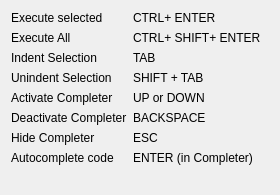
paulwinex/pw_MultiScriptEditor, file pw_multiScriptEditor/widgets/shortcuts.ui: the form before one commit.
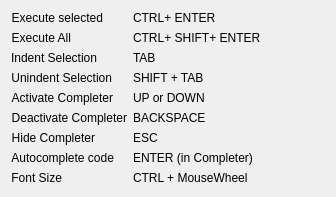
The form after the commit.

Commit message: Edit shortcut list

```diff
--- a/pw_multiScriptEditor/widgets/shortcuts.ui
+++ b/pw_multiScriptEditor/widgets/shortcuts.ui
@@ -6,8 +6,8 @@
    <rect>
     <x>0</x>
     <y>0</y>
-    <width>280</width>
-    <height>195</height>
+    <width>336</width>
+    <height>197</height>
    </rect>
   </property>
   <property name="windowTitle">
@@ -21,6 +21,9 @@
        <property name="text">
         <string>Execute selected</string>
        </property>
+       <property name="alignment">
+        <set>Qt::AlignRight|Qt::AlignTrailing|Qt::AlignVCenter</set>
+       </property>
       </widget>
      </item>
      <item row="0" column="1">
@@ -49,6 +52,9 @@
        <property name="text">
         <string>Unindent Selection</string>
        </property>
+       <property name="alignment">
+        <set>Qt::AlignRight|Qt::AlignTrailing|Qt::AlignVCenter</set>
+       </property>
       </widget>
      </item>
      <item row="3" column="1">
@@ -63,6 +69,9 @@
        <property name="text">
         <string>Activate Completer</string>
        </property>
+       <property name="alignment">
+        <set>Qt::AlignRight|Qt::AlignTrailing|Qt::AlignVCenter</set>
+       </property>
       </widget>
      </item>
      <item row="4" column="1">
@@ -77,6 +86,9 @@
        <property name="text">
         <string>Hide Completer</string>
        </property>
+       <property name="alignment">
+        <set>Qt::AlignRight|Qt::AlignTrailing|Qt::AlignVCenter</set>
+       </property>
       </widget>
      </item>
      <item row="6" column="1">
@@ -91,6 +103,9 @@
        <property name="text">
         <string>Deactivate Completer</string>
        </property>
+       <property name="alignment">
+        <set>Qt::AlignRight|Qt::AlignTrailing|Qt::AlignVCenter</set>
+       </property>
       </widget>
      </item>
      <item row="5" column="1">
@@ -105,6 +120,9 @@
        <property name="text">
         <string>Autocomplete code</string>
        </property>
+       <property name="alignment">
+        <set>Qt::AlignRight|Qt::AlignTrailing|Qt::AlignVCenter</set>
+       </property>
       </widget>
      </item>
      <item row="7" column="1">
@@ -119,6 +137,9 @@
        <property name="text">
         <string>Execute All</string>
        </property>
+       <property name="alignment">
+        <set>Qt::AlignRight|Qt::AlignTrailing|Qt::AlignVCenter</set>
+       </property>
       </widget>
      </item>
      <item row="1" column="1">
@@ -128,6 +149,23 @@
        </property>
       </widget>
      </item>
+     <item row="8" column="0">
+      <widget class="QLabel" name="label_17">
+       <property name="text">
+        <string>Font Size</string>
+       </property>
+       <property name="alignment">
+        <set>Qt::AlignRight|Qt::AlignTrailing|Qt::AlignVCenter</set>
+       </property>
+      </widget>
+     </item>
+     <item row="8" column="1">
+      <widget class="QLabel" name="label_18">
+       <property name="text">
+        <string>CTRL + MouseWheel</string>
+       </property>
+      </widget>
+     </item>
     </layout>
    </item>
   </layout>
```
Left out of the diff: 3 changed lines with no effect on the pictures. The commit also changes 1 other file.
